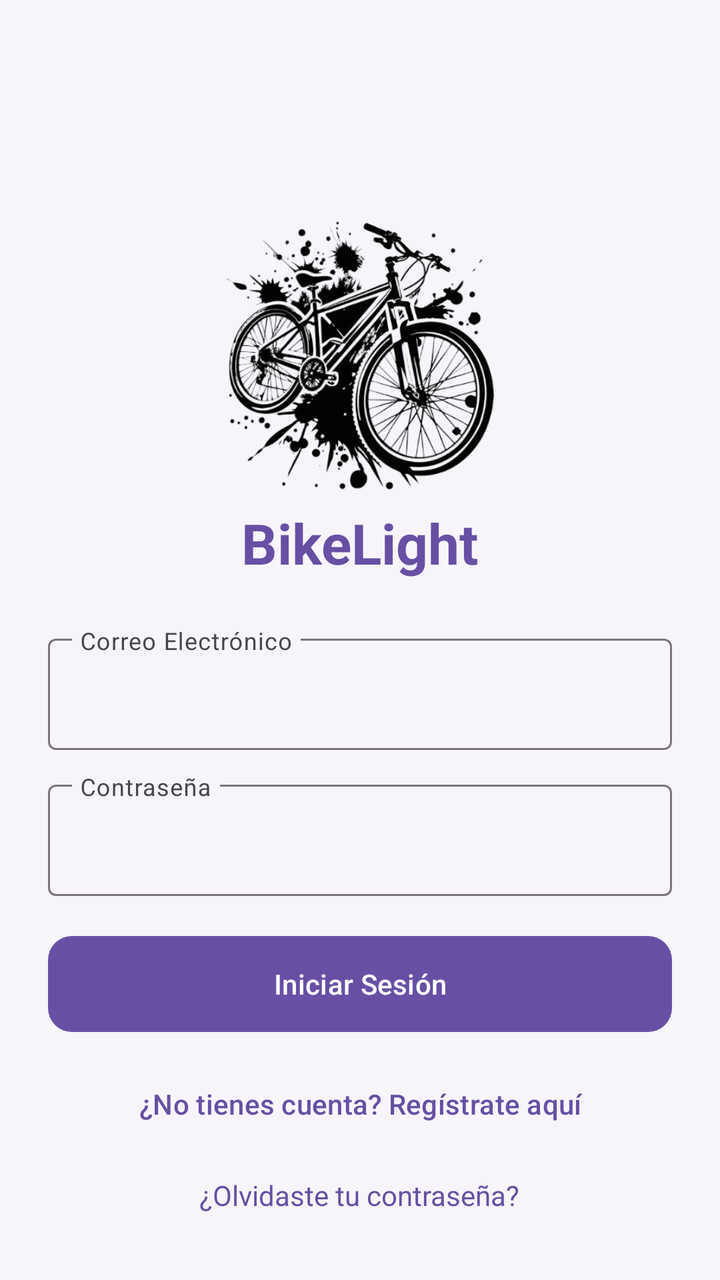
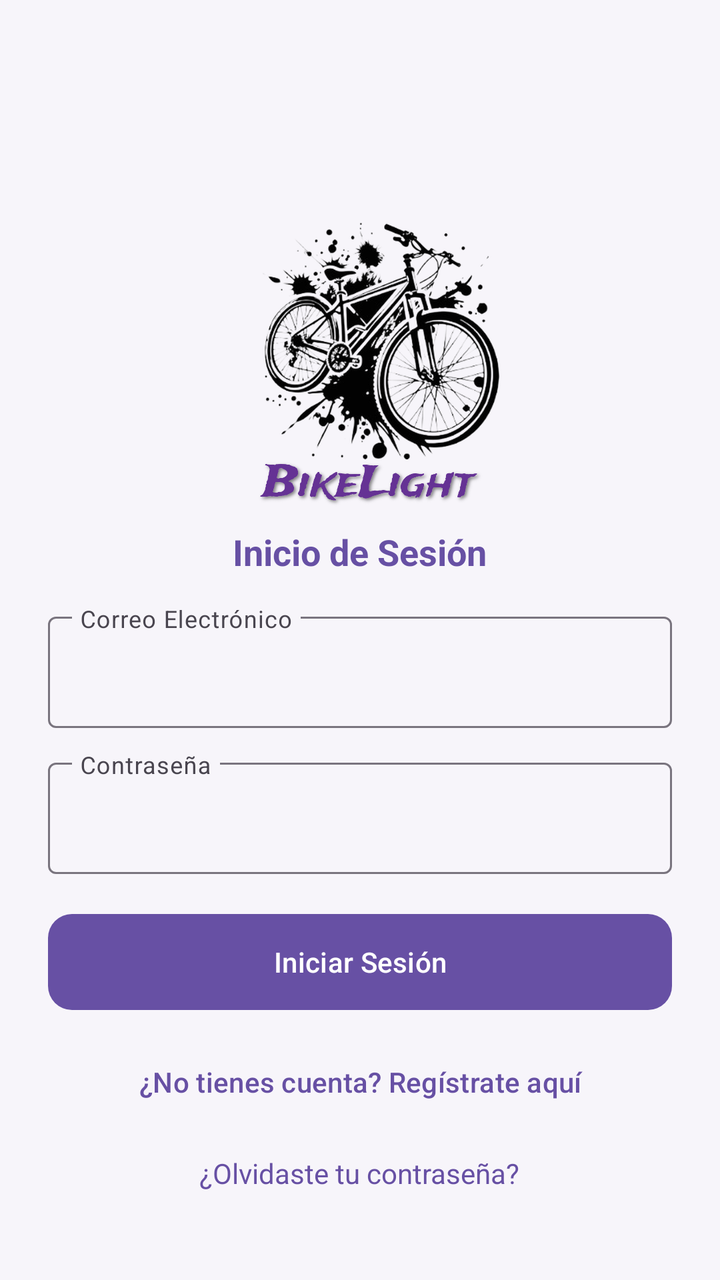

The first picture is an Android layout as it rendered before a commit; the second is the same layout after the commit. The layout source and the unified diff follow.
<!-- AndroidManifest.xml: application theme Theme.BikeLight -->
<!-- res/layout/activity_autenticacion.xml -->
<?xml version="1.0" encoding="utf-8"?>
<ScrollView xmlns:android="http://schemas.android.com/apk/res/android"
    xmlns:app="http://schemas.android.com/apk/res-auto"
    android:layout_width="match_parent"
    android:layout_height="match_parent"
    android:fillViewport="true"
    android:padding="24dp"
    android:background="@color/bikelight_bg">

    <LinearLayout
        android:layout_width="match_parent"
        android:layout_height="wrap_content"
        android:orientation="vertical"
        android:gravity="center">

        <ImageView
            android:id="@+id/imgLogo"
            android:layout_width="150dp"
            android:layout_height="150dp"
            android:layout_marginTop="70dp"
            app:srcCompat="@drawable/bici" />

        <TextView
            android:id="@+id/tvTitle"
            android:layout_width="wrap_content"
            android:layout_height="wrap_content"
            android:text="BikeLight"
            android:textSize="28sp"
            android:textStyle="bold"
            android:textColor="@color/bikelight_primary"
            android:layout_marginBottom="24dp" />

        
        <com.google.android.material.textfield.TextInputLayout
            android:id="@+id/tilEmail"
            android:layout_width="match_parent"
            android:layout_height="wrap_content"
            android:layout_marginBottom="12dp"
            android:hint="Correo Electrónico"
            app:expandedHintEnabled="false">

            <com.google.android.material.textfield.TextInputEditText
                android:id="@+id/etEmail"
                android:inputType="textEmailAddress"
                android:layout_width="match_parent"
                android:layout_height="wrap_content" />
        </com.google.android.material.textfield.TextInputLayout>

        <com.google.android.material.textfield.TextInputLayout
            android:id="@+id/tilPassword"
            android:layout_width="match_parent"
            android:layout_height="wrap_content"
            android:layout_marginBottom="16dp"
            android:hint="Contraseña"
            app:expandedHintEnabled="false">

            <com.google.android.material.textfield.TextInputEditText
                android:id="@+id/etPassword"
                android:inputType="textPassword"
                android:layout_width="match_parent"
                android:layout_height="wrap_content" />
        </com.google.android.material.textfield.TextInputLayout>

        
        <com.google.android.material.button.MaterialButton
            android:id="@+id/btnAction"
            android:layout_width="match_parent"
            android:layout_height="56dp"
            app:backgroundTint="@color/bikelight_primary"
            android:textColor="@color/white"
            app:cornerRadius="12dp"
            android:text="Iniciar Sesión" />

        <com.google.android.material.button.MaterialButton
            android:id="@+id/tvSwitchMode"
            style="@style/Widget.Material3.Button.TextButton"
            android:layout_width="match_parent"
            android:layout_height="wrap_content"
            android:layout_marginTop="8dp"
            android:textColor="@color/bikelight_primary"
            android:text="¿No tienes cuenta? Regístrate aquí" />

        <TextView
            android:id="@+id/tvForgotPassword"
            android:layout_width="wrap_content"
            android:layout_height="wrap_content"
            android:layout_marginTop="12dp"
            android:textColor="@color/bikelight_primary"
            android:text="¿Olvidaste tu contraseña?" />
    </LinearLayout>
</ScrollView>
<!-- resources referenced by this layout -->
<resources>
  <color name="bikelight_bg">#F7F5FA</color>
  <color name="bikelight_primary">#6750A4</color>
  <color name="white">#FFFFFF</color>
  <!-- drawable bici: png bitmap (drawable, 195847 bytes) -->
  <style name="Theme.BikeLight" parent="Base.Theme.BikeLight" />
  <style name="Base.Theme.BikeLight" parent="Theme.Material3.DayNight.NoActionBar">
          
          
      </style>
</resources>

<!-- the commit's change to res/layout/activity_autenticacion.xml (unified diff, before → after) -->
@@ -17,20 +17,22 @@
             android:id="@+id/imgLogo"
             android:layout_width="150dp"
             android:layout_height="150dp"
-            android:layout_marginTop="70dp"
+            android:layout_marginTop="60dp"
+            android:layout_marginLeft="10dp"
             app:srcCompat="@drawable/bici" />
 
+        
         <TextView
             android:id="@+id/tvTitle"
             android:layout_width="wrap_content"
             android:layout_height="wrap_content"
-            android:text="BikeLight"
-            android:textSize="28sp"
-            android:textStyle="bold"
+            android:layout_marginBottom="15dp"
+            android:text="Inicio de Sesión"
+            android:layout_marginTop="10sp"
             android:textColor="@color/bikelight_primary"
-            android:layout_marginBottom="24dp" />
+            android:textSize="18sp"
+            android:textStyle="bold" />
 
-        
         <com.google.android.material.textfield.TextInputLayout
             android:id="@+id/tilEmail"
             android:layout_width="match_parent"
<!-- resource entries referenced after the edit -->
@@ -3,7 +3,7 @@
   <color name="bikelight_bg">#F7F5FA</color>
   <color name="bikelight_primary">#6750A4</color>
   <color name="white">#FFFFFF</color>
-  <!-- drawable bici: png bitmap (drawable, 195847 bytes) -->
+  <!-- drawable bici: png bitmap (drawable, 1016505 bytes) -->
   <style name="Theme.BikeLight" parent="Base.Theme.BikeLight" />
   <style name="Base.Theme.BikeLight" parent="Theme.Material3.DayNight.NoActionBar">
           
